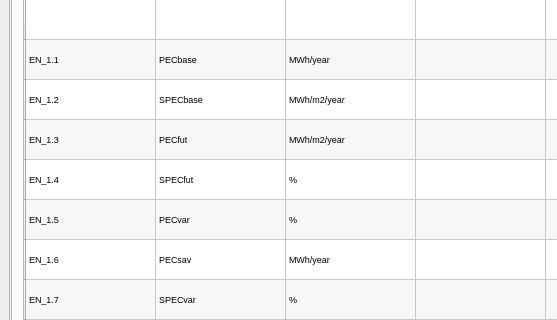
Before: the Qt Designer form planning_and_simulation_modules/ui/Step3dockwidget.ui in Planheat/Planheat-Tool, drawn with Qt 5; both pictures show x 0 to 557 and y 117 to 437 of the 1004 by 908 pixel window.
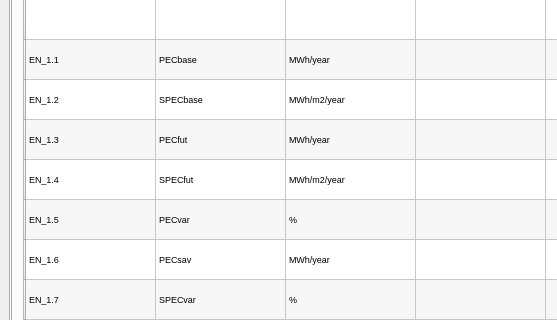
After: the same form once the commit is applied. The open tabs and pages were chosen to show the change.

```diff
--- a/planning_and_simulation_modules/ui/Step3dockwidget.ui
+++ b/planning_and_simulation_modules/ui/Step3dockwidget.ui
@@ -3757,7 +3757,7 @@
           </item>
           <item row="3" column="2">
            <property name="text">
-            <string>MWh/m2/year</string>
+            <string>MWh/year</string>
            </property>
            <property name="font">
             <font>
@@ -3787,7 +3787,7 @@
           </item>
           <item row="4" column="2">
            <property name="text">
-            <string>%</string>
+            <string>MWh/m2/year</string>
            </property>
            <property name="font">
             <font>
@@ -4147,7 +4147,7 @@
           </item>
           <item row="16" column="2">
            <property name="text">
-            <string>MWh/m2/year</string>
+            <string>MWh/year</string>
            </property>
            <property name="font">
             <font>
@@ -4177,7 +4177,7 @@
           </item>
           <item row="17" column="2">
            <property name="text">
-            <string>%</string>
+            <string>MWh/m2/year</string>
            </property>
            <property name="font">
             <font>
@@ -4207,7 +4207,7 @@
           </item>
           <item row="18" column="2">
            <property name="text">
-            <string>MWh/m2/year</string>
+            <string>%</string>
            </property>
            <property name="font">
             <font>
@@ -4237,7 +4237,7 @@
           </item>
           <item row="19" column="2">
            <property name="text">
-            <string>MWh/year</string>
+            <string>%</string>
            </property>
            <property name="font">
             <font>
@@ -4257,7 +4257,7 @@
           </item>
           <item row="20" column="1">
            <property name="text">
-            <string>SUEDvar</string>
+            <string>SUEDsav</string>
            </property>
            <property name="font">
             <font>
@@ -4268,7 +4268,7 @@
           </item>
           <item row="20" column="2">
            <property name="text">
-            <string>%</string>
+            <string>MWh/year</string>
            </property>
            <property name="font">
             <font>
@@ -4358,7 +4358,7 @@
           </item>
           <item row="23" column="2">
            <property name="text">
-            <string>%</string>
+            <string>MWh/year</string>
            </property>
            <property name="font">
             <font>
@@ -4478,7 +4478,7 @@
           </item>
           <item row="27" column="2">
            <property name="text">
-            <string>%</string>
+            <string>MWh/year</string>
            </property>
            <property name="font">
             <font>
@@ -4598,7 +4598,7 @@
           </item>
           <item row="31" column="2">
            <property name="text">
-            <string>%</string>
+            <string>MWh/year</string>
            </property>
            <property name="font">
             <font>
@@ -4718,7 +4718,7 @@
           </item>
           <item row="35" column="2">
            <property name="text">
-            <string>%</string>
+            <string>MWh/year</string>
            </property>
            <property name="font">
             <font>
@@ -4828,7 +4828,7 @@
           </item>
           <item row="39" column="1">
            <property name="text">
-            <string>Sthpenfut</string>
+            <string>FecSth base</string>
            </property>
            <property name="font">
             <font>
@@ -4858,7 +4858,7 @@
           </item>
           <item row="40" column="1">
            <property name="text">
-            <string>FECsoltherm</string>
+            <string>SthPen base</string>
            </property>
            <property name="font">
             <font>
@@ -4888,7 +4888,7 @@
           </item>
           <item row="41" column="1">
            <property name="text">
-            <string>Sthpenbase</string>
+            <string>SthPen fut</string>
            </property>
            <property name="font">
             <font>
@@ -5008,7 +5008,7 @@
           </item>
           <item row="45" column="1">
            <property name="text">
-            <string>DHNlossfut</string>
+            <string>DCNlossbase</string>
            </property>
            <property name="font">
             <font>
@@ -5038,7 +5038,7 @@
           </item>
           <item row="46" column="1">
            <property name="text">
-            <string>DCNlossbase</string>
+            <string>DHNlossfut</string>
            </property>
            <property name="font">
             <font>
@@ -5128,7 +5128,7 @@
           </item>
           <item row="49" column="1">
            <property name="text">
-            <string>DHNlhfut</string>
+            <string>DCNlhbase</string>
            </property>
            <property name="font">
             <font>
@@ -5148,7 +5148,7 @@
           </item>
           <item row="50" column="0">
            <property name="text">
-            <string>EN_14.2</string>
+            <string>EN_14.2a</string>
            </property>
            <property name="font">
             <font>
@@ -5158,7 +5158,7 @@
           </item>
           <item row="50" column="1">
            <property name="text">
-            <string>DCNlhbase</string>
+            <string>DHNlhfut</string>
            </property>
            <property name="font">
             <font>
@@ -5178,7 +5178,7 @@
           </item>
           <item row="51" column="0">
            <property name="text">
-            <string/>
+            <string>EN_14.2b</string>
            </property>
            <property name="font">
             <font>
@@ -5198,7 +5198,7 @@
           </item>
           <item row="51" column="2">
            <property name="text">
-            <string>%</string>
+            <string>MWh/m/year</string>
            </property>
            <property name="font">
             <font>
```
Left out of the diff: 16 changed lines with no effect on the pictures. Lines whose indentation alone changed are shown as unchanged.
